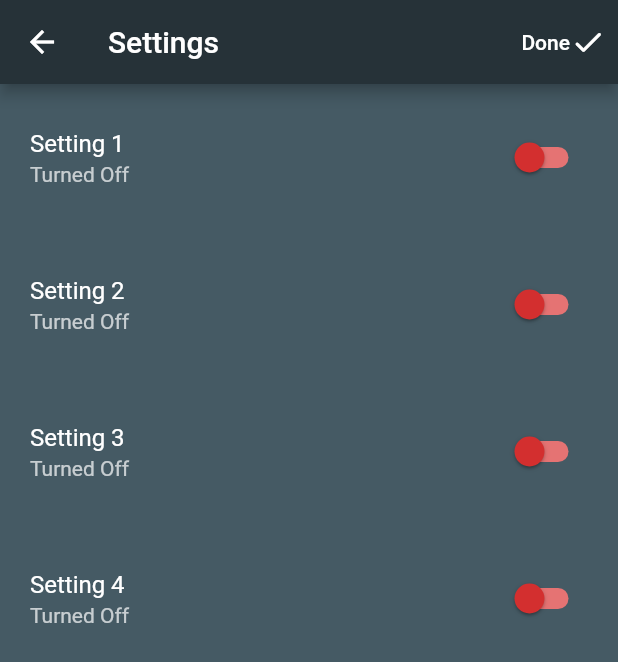
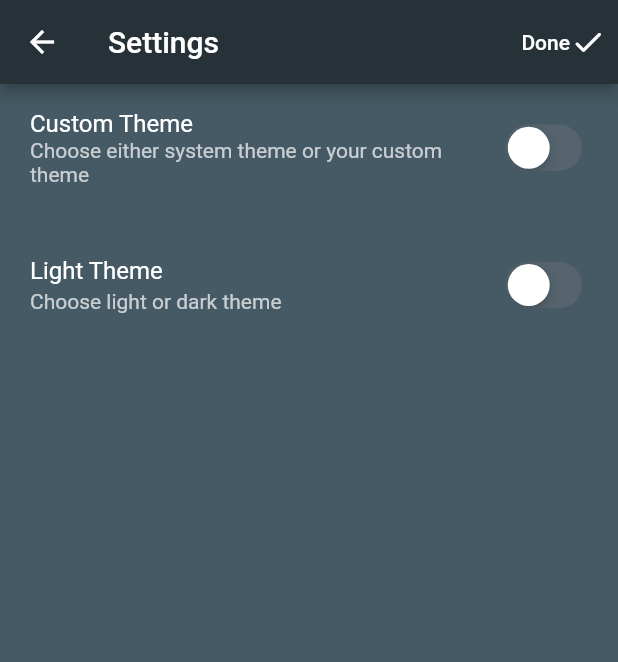
Before and after one commit to umarwaseeem/informiza, a Flutter app: the SettingsScreen screen opened by its route, on a phone screen of 412 x 824 dp. Shown: the top 662 px of the screen. Run offline on Flutter 3.47's test engine with Material 2 defaults, Android fonts, the phone set to English and light mode, and no system bars.

Commit message:
implemented theme toggle functionality

```diff
--- /dev/null
+++ b/lib/providers/theme_provider.dart
@@ -0,0 +1,17 @@
+import 'package:flutter/material.dart';
+
+class ThemeProvider with ChangeNotifier {
+  bool theme = false;
+
+
+  void toggleTheme(bool value) {
+    theme = !theme;
+    notifyListeners();
+  }
+
+  bool getTheme() {
+    return theme;
+  }
+
+
+}
--- a/lib/screens/home.dart
+++ b/lib/screens/home.dart
@@ -23,6 +23,10 @@ class _HomeState extends State<Home> {
     return Scaffold(
       appBar: AppBar(
         title: const Text("Your Daily Feed"),
+        actions: [
+          IconButton(
+              onPressed: () {}, icon: const Icon(Icons.light_mode_outlined))
+        ],
       ),
       drawer: const MyDrawer(),
       body: ListView.builder(
--- a/lib/screens/settings_screen.dart
+++ b/lib/screens/settings_screen.dart
@@ -1,4 +1,8 @@
+import 'package:flutter/cupertino.dart';
 import 'package:flutter/material.dart';
+import 'package:provider/provider.dart';
+
+import '../providers/theme_provider.dart';
 
 class SettingsScreen extends StatefulWidget {
   static const routeName = "settings screen";
@@ -10,13 +14,14 @@ class SettingsScreen extends StatefulWidget {
 }
 
 class _SettingsScreenState extends State<SettingsScreen> {
-  bool set1 = false;
-  bool set2 = false;
-  bool set3 = false;
-  bool set4 = false;
+  bool isSystemTheme = false;
+  bool isCustomTheme = false;
+
   @override
   Widget build(BuildContext context) {
-    return Scaffold(
+    final themeData = Provider.of<ThemeProvider>(context);
+    return SafeArea(
+      child: Scaffold(
         appBar: AppBar(
           title: const Text("Settings"),
           actions: [
@@ -34,27 +39,27 @@ class _SettingsScreenState extends State<SettingsScreen> {
             )
           ],
         ),
-      body: Container(
-        child: Column(
+        body: Column(
           children: [
-            settingTile("Setting 1", "Turned On", "Turned Off", set1, (value) {
+            settingTile(
+                "System Theme",
+                "Custom Theme",
+                "Choose either system theme or your custom theme",
+                isSystemTheme,
+                true, (value) {
               setState(() {
-                set1 = value;
+                isSystemTheme = value;
               });
             }),
-            settingTile("Setting 2", "Turned On", "Turned Off", set2, (value) {
+            settingTile(
+                "Dark Theme",
+                "Light Theme",
+                "Choose light or dark theme",
+                isCustomTheme,
+                !isSystemTheme, (value) {
               setState(() {
-                set2 = value;
-              });
-            }),
-            settingTile("Setting 3", "Turned On", "Turned Off", set3, (value) {
-              setState(() {
-                set3 = value;
-              });
-            }),
-            settingTile("Setting 4", "Turned On", "Turned Off", set4, (value) {
-              setState(() {
-                set4 = value;
+                isCustomTheme = value;
+                themeData.toggleTheme(value);
               });
             }),
           ],
@@ -63,21 +68,25 @@ class _SettingsScreenState extends State<SettingsScreen> {
     );
   }
 
-  Container settingTile(String title, String sub1, String sub2, bool isSwitch,
-      void Function(bool) change) {
+  Container settingTile(
+    String title1,
+    String title2,
+    String sub,
+    bool isSwitch,
+    bool enableSwitch,
+    void Function(bool) change,
+  ) {
     return Container(
       margin: const EdgeInsets.symmetric(vertical: 3),
       child: ListTile(
         contentPadding:
             const EdgeInsets.symmetric(horizontal: 20, vertical: 10),
-        title: Text(title),
-        subtitle: isSwitch ? Text(sub1) : Text(sub2),
-        trailing: Switch(
+        title: isSwitch ? Text(title1) : Text(title2),
+        subtitle: Text(sub),
+        trailing: CupertinoSwitch(
           activeColor: Colors.green,
-          inactiveTrackColor: Colors.red[300],
-          inactiveThumbColor: Colors.red[700],
           value: isSwitch,
-          onChanged: change,
+          onChanged: enableSwitch ? change : null,
         ),
       ),
     );
--- a/lib/widgets/my_drawer.dart
+++ b/lib/widgets/my_drawer.dart
@@ -10,11 +10,11 @@ class MyDrawer extends StatelessWidget {
   @override
   Widget build(BuildContext context) {
     return Drawer(
-      backgroundColor: Colors.blueGrey[700],
+      // backgroundColor: Colors.blueGrey[700],
       child: Column(
         children: [
           Container(
-            height: 180,
+            height: 220,
             width: double.infinity,
             color: Colors.black38,
             child: Row(
```
Also changed, not shown: lib/main.dart (+24 -14 lines). Lines whose indentation alone changed are shown as unchanged.
